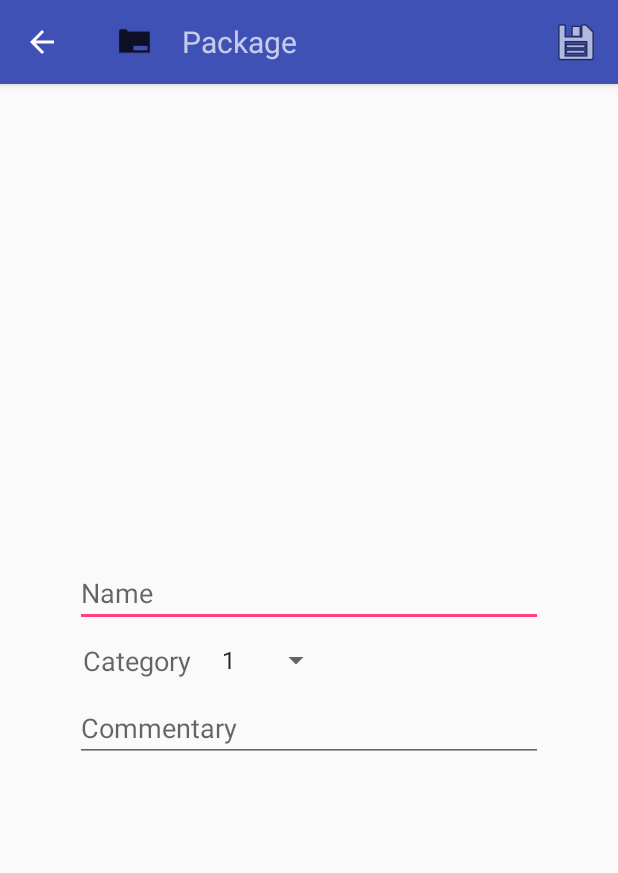
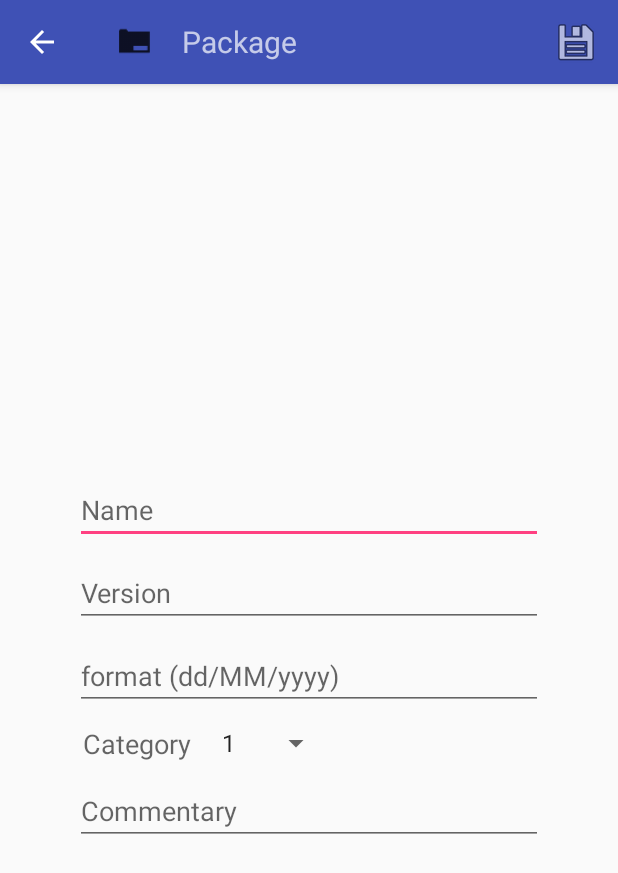
Before and after one commit to ArturoBalleros/ReadyReqAnd, an Android app: the PackageActivity screen opened directly, with no data from a screen before it, after a tap on "Save", on a phone screen of 412 x 824 dp. Shown: the top 873 px of the screen. Run offline under Robolectric (Android 15) with nearby library versions, the phone set to English and light mode, and no system bars; our stand-ins replace Volley; network calls fail; 1 statement that could not run was skipped.

Commit message:
Version y fecha en paquetes

```diff
--- a/app/src/main/java/com/karveg/readyreq/Activities/GroupActivity.java
+++ b/app/src/main/java/com/karveg/readyreq/Activities/GroupActivity.java
@@ -175,7 +175,7 @@ public class GroupActivity extends AppCompatActivity {
     public void setValuesWorker() {
         worker.setName(editTextName.getText().toString());
         worker.setVersion(Double.parseDouble(editTextVer.getText().toString()));
-        worker.setFech(Utils.StringToDate(editTextDate.getText().toString()));
+        worker.setFech(Utils.StringToDate(editTextDate.getText().toString(), false));
         worker.setName(editTextName.getText().toString());
         worker.setOrganization(editTextOrg.getText().toString());
         worker.setRole(editTextRol.getText().toString());
--- a/app/src/main/java/com/karveg/readyreq/Activities/PackageActivity.java
+++ b/app/src/main/java/com/karveg/readyreq/Activities/PackageActivity.java
@@ -1,6 +1,7 @@
 package com.karveg.readyreq.Activities;
 
 import android.app.AlertDialog;
+import android.app.DatePickerDialog;
 import android.content.Intent;
 import android.support.v7.app.AppCompatActivity;
 import android.os.Bundle;
@@ -10,11 +11,13 @@ import android.view.LayoutInflater;
 import android.view.Menu;
 import android.view.MenuItem;
 import android.view.View;
+import android.widget.DatePicker;
 import android.widget.ImageView;
 import android.widget.Spinner;
 import android.widget.TextView;
 
 import com.karveg.readyreq.App.MyApplication;
+import com.karveg.readyreq.Fragments.DatePickerFragment;
 import com.karveg.readyreq.Models.Package;
 import com.karveg.readyreq.R;
 import com.karveg.readyreq.Utils.Utils;
@@ -27,6 +30,8 @@ public class PackageActivity extends AppCompatActivity {
     private TextView toolbarTitle;
 
     private static TextView editTextName;
+    private static TextView editTextVer;
+    private static TextView editTextDate;
     private static Spinner spinnerCateg;
     private static TextView editTextComen;
     private static Package pack;
@@ -52,12 +57,32 @@ public class PackageActivity extends AppCompatActivity {
 
         if (intCode != MyApplication.NOTHING)
             Package.getPackage(getApplicationContext(), intCode, progressDialog);
+
+        editTextDate.setOnClickListener(new View.OnClickListener() {
+            @Override
+            public void onClick(View v) {
+                showDatePickerDialog();
+            }
+        });
+    }
+
+    private void showDatePickerDialog() {
+        DatePickerFragment newFragment = DatePickerFragment.newInstance(new DatePickerDialog.OnDateSetListener() {
+            @Override
+            public void onDateSet(DatePicker datePicker, int year, int month, int day) {
+                // +1 because january is zero
+                editTextDate.setText(day + "/" + (month + 1) + "/" + year);
+            }
+        });
+        newFragment.show(getSupportFragmentManager(), "datePicker");
     }
 
     private void bindUI() {
         editTextName = findViewById(R.id.editTextName);
         spinnerCateg = findViewById(R.id.spinnerCateg);
         editTextComen = findViewById(R.id.editTextComen);
+        editTextVer = findViewById(R.id.editTextVer);
+        editTextDate = findViewById(R.id.editTextDate);
     }
 
     private void setToolbar() {
@@ -117,14 +142,17 @@ public class PackageActivity extends AppCompatActivity {
 
     public static void setValuesUI(Package p) {
         pack = p;
-        editTextName.setText(p.getName());
-        spinnerCateg.setSelection(p.getCategory() - 1);
-        editTextComen.setText(p.getCommentary());
-
+        editTextName.setText(pack.getName());
+        editTextVer.setText(pack.getVersion() + "");
+        editTextDate.setText(Utils.DateToString(pack.getFech(), false));
+        spinnerCateg.setSelection(pack.getCategory() - 1);
+        editTextComen.setText(pack.getCommentary());
     }
 
     public void setValuesPackage() {
         pack.setName(editTextName.getText().toString());
+        pack.setVersion(Double.parseDouble(editTextVer.getText().toString()));
+        pack.setFech(Utils.StringToDate(editTextDate.getText().toString(), false));
         pack.setCategory(spinnerCateg.getSelectedItemPosition() + 1);
         pack.setCommentary(editTextComen.getText().toString());
     }
@@ -136,15 +164,19 @@ public class PackageActivity extends AppCompatActivity {
             url = "http://" + MyApplication.IP_SERVER + ":" + MyApplication.PORTHTTP + "/readyreq/paq_update.php?";
             url += "a=" + pack.getId() + "&";
             url += "b=" + pack.getName() + "&";
-            url += "c=" + pack.getCategory() + "&";
-            url += "d=" + pack.getCommentary();
+            url += "c=" + pack.getVersion() + "&";
+            url += "d=" + Utils.DateToString(pack.getFech(), true) + "&";
+            url += "e=" + pack.getCategory() + "&";
+            url += "f=" + pack.getCommentary();
 
         } else { //Creo
 
             url = "http://" + MyApplication.IP_SERVER + ":" + MyApplication.PORTHTTP + "/readyreq/paq_create.php?";
             url += "a=" + pack.getName() + "&";
-            url += "b=" + pack.getCategory() + "&";
-            url += "c=" + pack.getCommentary();
+            url += "b=" + pack.getVersion() + "&";
+            url += "c=" + Utils.DateToString(pack.getFech(), true) + "&";
+            url += "d=" + pack.getCategory() + "&";
+            url += "e=" + pack.getCommentary();
 
         }
         Utils.create_update_delete(PackageActivity.this, url, progressDialog, MyApplication.PAQUETES, true);
--- a/app/src/main/java/com/karveg/readyreq/Models/Package.java
+++ b/app/src/main/java/com/karveg/readyreq/Models/Package.java
@@ -16,6 +16,7 @@ import com.android.volley.toolbox.Volley;
 import com.karveg.readyreq.Activities.PackageActivity;
 import com.karveg.readyreq.App.MyApplication;
 import com.karveg.readyreq.R;
+import com.karveg.readyreq.Utils.Utils;
 
 import org.json.JSONArray;
 import org.json.JSONException;
@@ -65,6 +66,8 @@ public class Package extends ObjBase {
                     Package p = new Package();
                     p.setId(jsonObject.optInt("Id"));
                     p.setName(jsonObject.optString("Nombre"));
+                    p.setVersion(jsonObject.optDouble("Version"));
+                    p.setFech(Utils.StringToDate(jsonObject.optString("Fecha"), true));
                     p.setCategory(jsonObject.optInt("Categoria"));
                     p.setCommentary(jsonObject.optString("Comentario"));
                     PackageActivity.setValuesUI(p);
--- a/app/src/main/java/com/karveg/readyreq/Models/Worker.java
+++ b/app/src/main/java/com/karveg/readyreq/Models/Worker.java
@@ -95,7 +95,7 @@ public class Worker extends ObjBase {
                     w.setName(jsonObject.optString("Nombre"));
                     w.setOrganization(jsonObject.optString("Organizacion"));
                     w.setVersion(jsonObject.optDouble("Version"));
-                    w.setFech(Utils.StringToDate(jsonObject.optString("Fecha")));
+                    w.setFech(Utils.StringToDate(jsonObject.optString("Fecha"), true));
                     w.setRole(jsonObject.optString("Rol"));
                     if (jsonObject.optInt("Desarrollador") == 0) w.setDeveloper(false);
                     else w.setDeveloper(true);
--- a/app/src/main/java/com/karveg/readyreq/Utils/Utils.java
+++ b/app/src/main/java/com/karveg/readyreq/Utils/Utils.java
@@ -48,10 +48,10 @@ import java.util.Random;
 
 public class Utils {
 
-    public static Date StringToDate(String input) {
+    public static Date StringToDate(String input, boolean MySQL) {
         Date date = new Date();
         try {
-            date = new SimpleDateFormat("dd/MM/yyyy").parse(input);
+            date = MySQL ? new SimpleDateFormat("yyyy-MM-dd").parse(input) : new SimpleDateFormat("dd/MM/yyyy").parse(input);
         } catch (ParseException e) {
             e.printStackTrace();
         }
--- a/app/src/main/res/layout/activity_package.xml
+++ b/app/src/main/res/layout/activity_package.xml
@@ -38,6 +38,29 @@
                     android:hint="@string/text_name"
                     android:textSize="18dp" />
 
+                <EditText
+                    android:id="@+id/editTextVer"
+                    android:layout_width="match_parent"
+                    android:layout_height="wrap_content"
+                    android:layout_gravity="center_horizontal"
+                    android:layout_marginHorizontal="50dp"
+                    android:layout_marginTop="10dp"
+                    android:hint="@string/text_version"
+                    android:inputType="numberDecimal"
+                    android:textSize="18dp" />
+
+                <EditText
+                    android:id="@+id/editTextDate"
+                    android:layout_width="match_parent"
+                    android:layout_height="wrap_content"
+                    android:layout_marginHorizontal="50dp"
+                    android:layout_marginTop="10dp"
+                    android:clickable="true"
+                    android:focusable="false"
+                    android:hint="@string/formato_fecha"
+                    android:inputType="date"
+                    android:maxLines="1" />
+
                 <RelativeLayout
                     android:layout_width="match_parent"
                     android:layout_height="wrap_content"
```
